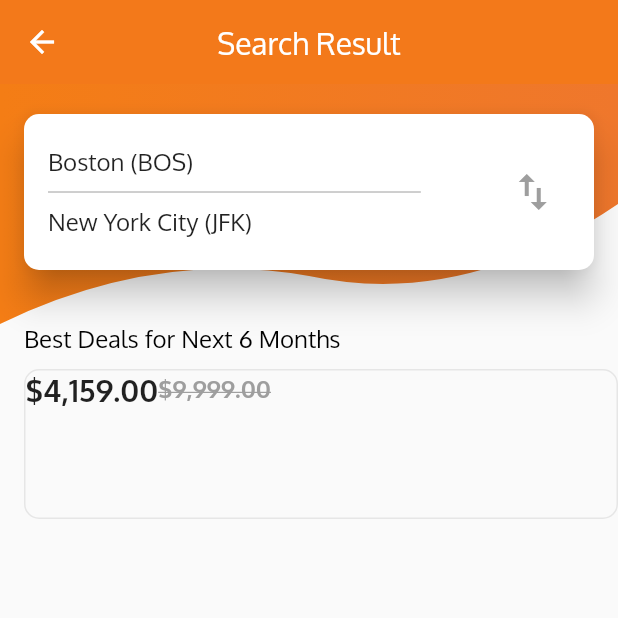
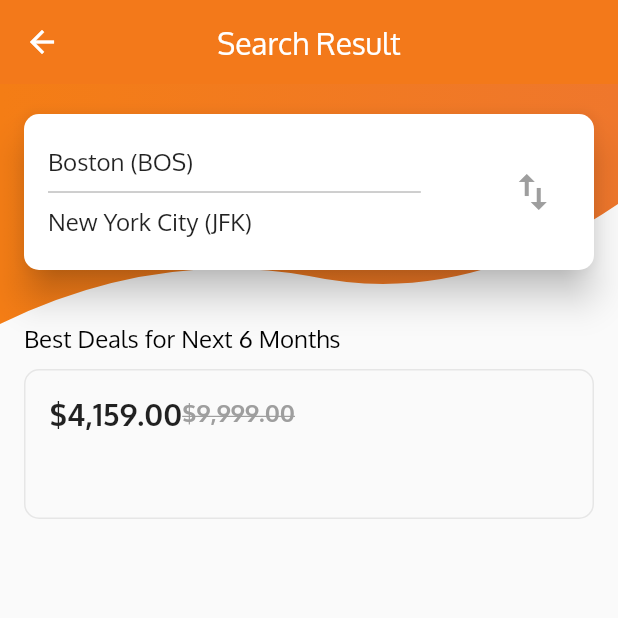
Before and after one commit to JAICHANGPARK/flutter_flight, a Flutter app: the FlightListing screen opened directly, on a phone screen of 412 x 824 dp, the top half of it. Run offline on Flutter 3.47's test engine with Material 2 defaults, Android fonts, the phone set to English and light mode, and no system bars.

Commit message:
Update flight_list.dart

```diff
--- a/lib/flight_list.dart
+++ b/lib/flight_list.dart
@@ -142,12 +142,13 @@ class FlightCard extends StatelessWidget {
     return Stack(
       children: <Widget>[
         Container(
+          margin: EdgeInsets.only(right: 16.0),
           decoration: BoxDecoration(
             borderRadius: BorderRadius.all(Radius.circular(10.0)),
             border: Border.all(color: flightBorderColor),
           ),
           child: Padding(
-            padding: const EdgeInsets.only(right: 16.0),
+            padding: const EdgeInsets.all(16.0),
             child: Column(
               children: <Widget>[
                 Row(
@@ -169,7 +170,14 @@ class FlightCard extends StatelessWidget {
                     )
                   ],
                 ),
+
+                Row(
+                  children: <Widget>[
+
+                  ],
+                )
               ],
+
             ),
           ),
           height: 100.0,
@@ -178,3 +186,10 @@ class FlightCard extends StatelessWidget {
     );
   }
 }
+
+class FlightDetailChip extends StatelessWidget {
+  @override
+  Widget build(BuildContext context) {
+    return Container();
+  }
+}
```
